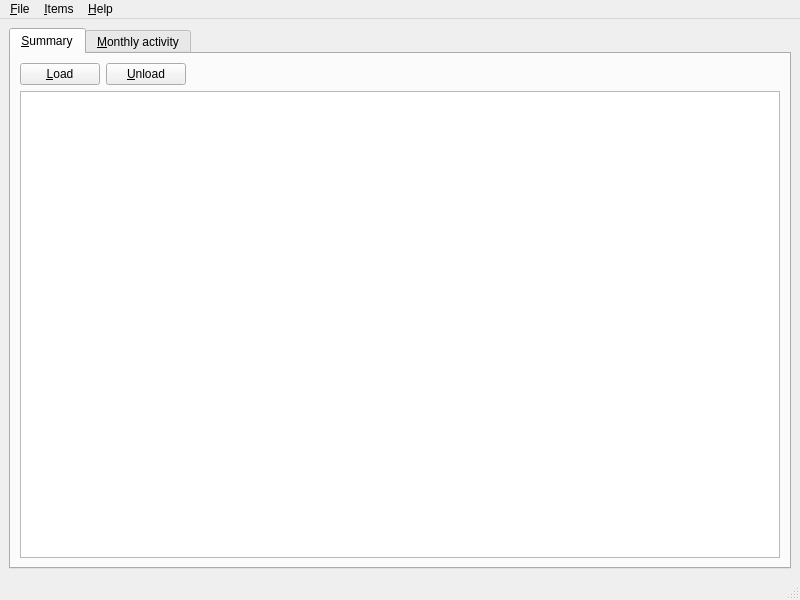
This is ui/mainwindow.ui in dulobanov/stockroom as Qt 5 draws it before an edit. The edited form follows.
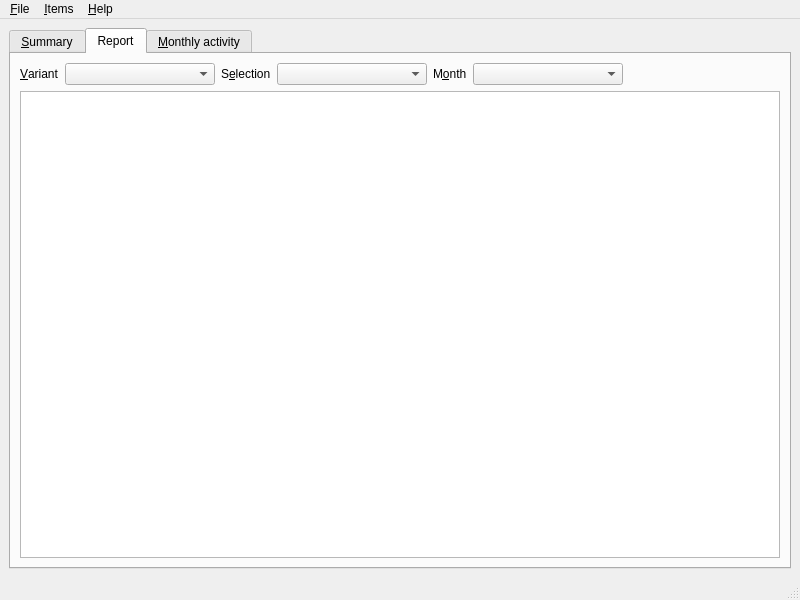
This is the edited form. Custom widgets are drawn as their Qt base class.

Commit message: Added table Report, added functionality for addin in custom month (need test)

Diff of the .ui file:
```diff
--- a/ui/mainwindow.ui
+++ b/ui/mainwindow.ui
@@ -30,7 +30,7 @@
        <bool>true</bool>
       </property>
       <property name="currentIndex">
-       <number>0</number>
+       <number>1</number>
       </property>
       <widget class="QWidget" name="tab_summary">
        <attribute name="title">
@@ -44,6 +44,12 @@
          <layout class="QHBoxLayout" name="horizontalLayout_2">
           <item>
            <widget class="QPushButton" name="sum_load">
+            <property name="maximumSize">
+             <size>
+              <width>16777215</width>
+              <height>25</height>
+             </size>
+            </property>
             <property name="text">
              <string>&amp;Load</string>
             </property>
@@ -51,6 +57,12 @@
           </item>
           <item>
            <widget class="QPushButton" name="sum_unload">
+            <property name="maximumSize">
+             <size>
+              <width>16777215</width>
+              <height>25</height>
+             </size>
+            </property>
             <property name="text">
              <string>&amp;Unload</string>
             </property>
@@ -76,6 +88,93 @@
         </item>
        </layout>
       </widget>
+      <widget class="QWidget" name="ReportTab">
+       <attribute name="title">
+        <string>Report</string>
+       </attribute>
+       <layout class="QVBoxLayout" name="verticalLayout_41">
+        <item>
+         <layout class="QHBoxLayout" name="horizontalLayout">
+          <item>
+           <widget class="QLabel" name="label_4">
+            <property name="text">
+             <string>&amp;Variant</string>
+            </property>
+            <property name="buddy">
+             <cstring>rVariant</cstring>
+            </property>
+           </widget>
+          </item>
+          <item>
+           <widget class="QComboBox" name="rVariant">
+            <property name="minimumSize">
+             <size>
+              <width>150</width>
+              <height>0</height>
+             </size>
+            </property>
+           </widget>
+          </item>
+          <item>
+           <widget class="QLabel" name="label_5">
+            <property name="text">
+             <string>S&amp;election</string>
+            </property>
+            <property name="buddy">
+             <cstring>rSelection</cstring>
+            </property>
+           </widget>
+          </item>
+          <item>
+           <widget class="QComboBox" name="rSelection">
+            <property name="minimumSize">
+             <size>
+              <width>150</width>
+              <height>0</height>
+             </size>
+            </property>
+           </widget>
+          </item>
+          <item>
+           <widget class="QLabel" name="label_6">
+            <property name="text">
+             <string>M&amp;onth</string>
+            </property>
+            <property name="buddy">
+             <cstring>rMonthYear</cstring>
+            </property>
+           </widget>
+          </item>
+          <item>
+           <widget class="QComboBox" name="rMonthYear">
+            <property name="minimumSize">
+             <size>
+              <width>150</width>
+              <height>0</height>
+             </size>
+            </property>
+           </widget>
+          </item>
+          <item>
+           <spacer name="horizontalSpacer_3">
+            <property name="orientation">
+             <enum>Qt::Horizontal</enum>
+            </property>
+            <property name="sizeHint" stdset="0">
+             <size>
+              <width>40</width>
+              <height>20</height>
+             </size>
+            </property>
+           </spacer>
+          </item>
+         </layout>
+        </item>
+        <item>
+         <widget class="ReportTable" name="tableWidget"/>
+        </item>
+       </layout>
+      </widget>
       <widget class="QWidget" name="tab_m_activity">
        <attribute name="title">
         <string>&amp;Monthly activity</string>
@@ -250,6 +349,11 @@
    <extends>QTableWidget</extends>
    <header>mainwin/tables/activitytable.h</header>
   </customwidget>
+  <customwidget>
+   <class>ReportTable</class>
+   <extends>QTableWidget</extends>
+   <header>mainwin/tables/reporttable.h</header>
+  </customwidget>
  </customwidgets>
  <resources/>
  <connections>
```
Left out of the diff: 57 changed lines with no effect on the pictures. The commit also changes 10 other files.
